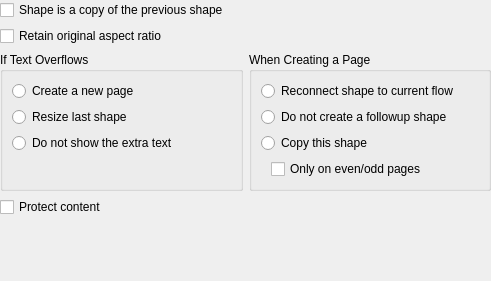
Old version of the form kword/part/dialogs/KWGeneralFrameProperties.ui in the repository KDE/koffice.
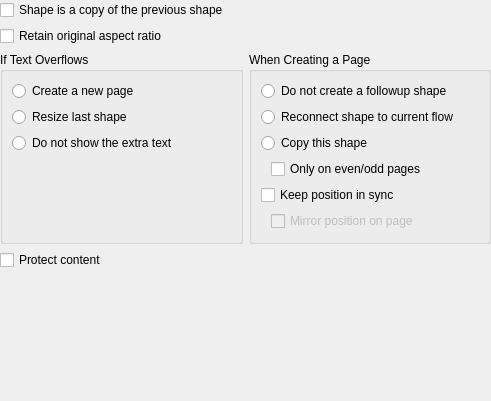
New version of the form.

Commit message: Add UI for the series placement

Patch:
```diff
--- a/kword/part/dialogs/KWGeneralFrameProperties.ui
+++ b/kword/part/dialogs/KWGeneralFrameProperties.ui
@@ -7,7 +7,7 @@
     <x>0</x>
     <y>0</y>
     <width>491</width>
-    <height>281</height>
+    <height>401</height>
    </rect>
   </property>
   <layout class="QGridLayout">
@@ -69,7 +69,7 @@
           <property name="sizeHint" stdset="0">
            <size>
             <width>20</width>
-            <height>20</height>
+            <height>1</height>
            </size>
           </property>
          </spacer>
@@ -83,13 +83,6 @@
         <string>When Creating a Page</string>
        </property>
        <layout class="QVBoxLayout" name="verticalLayout">
-        <item>
-         <widget class="QRadioButton" name="reconnect">
-          <property name="text">
-           <string>Reconnect shape to current flow</string>
-          </property>
-         </widget>
-        </item>
         <item>
          <widget class="QRadioButton" name="noFollowup">
           <property name="text">
@@ -97,6 +90,13 @@
           </property>
          </widget>
         </item>
+        <item>
+         <widget class="QRadioButton" name="reconnect">
+          <property name="text">
+           <string>Reconnect shape to current flow</string>
+          </property>
+         </widget>
+        </item>
         <item>
          <widget class="QRadioButton" name="placeCopy">
           <property name="text">
@@ -131,6 +131,56 @@
           </item>
          </layout>
         </item>
+        <item>
+         <widget class="QCheckBox" name="syncPos">
+          <property name="text">
+           <string>Keep position in sync</string>
+          </property>
+         </widget>
+        </item>
+        <item>
+         <layout class="QHBoxLayout" name="horizontalLayout_2">
+          <item>
+           <spacer name="horizontalSpacer_2">
+            <property name="orientation">
+             <enum>Qt::Horizontal</enum>
+            </property>
+            <property name="sizeType">
+             <enum>QSizePolicy::Fixed</enum>
+            </property>
+            <property name="sizeHint" stdset="0">
+             <size>
+              <width>10</width>
+              <height>10</height>
+             </size>
+            </property>
+           </spacer>
+          </item>
+          <item>
+           <widget class="QCheckBox" name="mirrorPos">
+            <property name="enabled">
+             <bool>false</bool>
+            </property>
+            <property name="text">
+             <string>Mirror position on page</string>
+            </property>
+           </widget>
+          </item>
+         </layout>
+        </item>
+        <item>
+         <spacer name="verticalSpacer">
+          <property name="orientation">
+           <enum>Qt::Vertical</enum>
+          </property>
+          <property name="sizeHint" stdset="0">
+           <size>
+            <width>20</width>
+            <height>1</height>
+           </size>
+          </property>
+         </spacer>
+        </item>
        </layout>
       </widget>
      </item>
```
Left out of the diff: 44 changed lines with no effect on the pictures. The commit also changes 5 other files.
